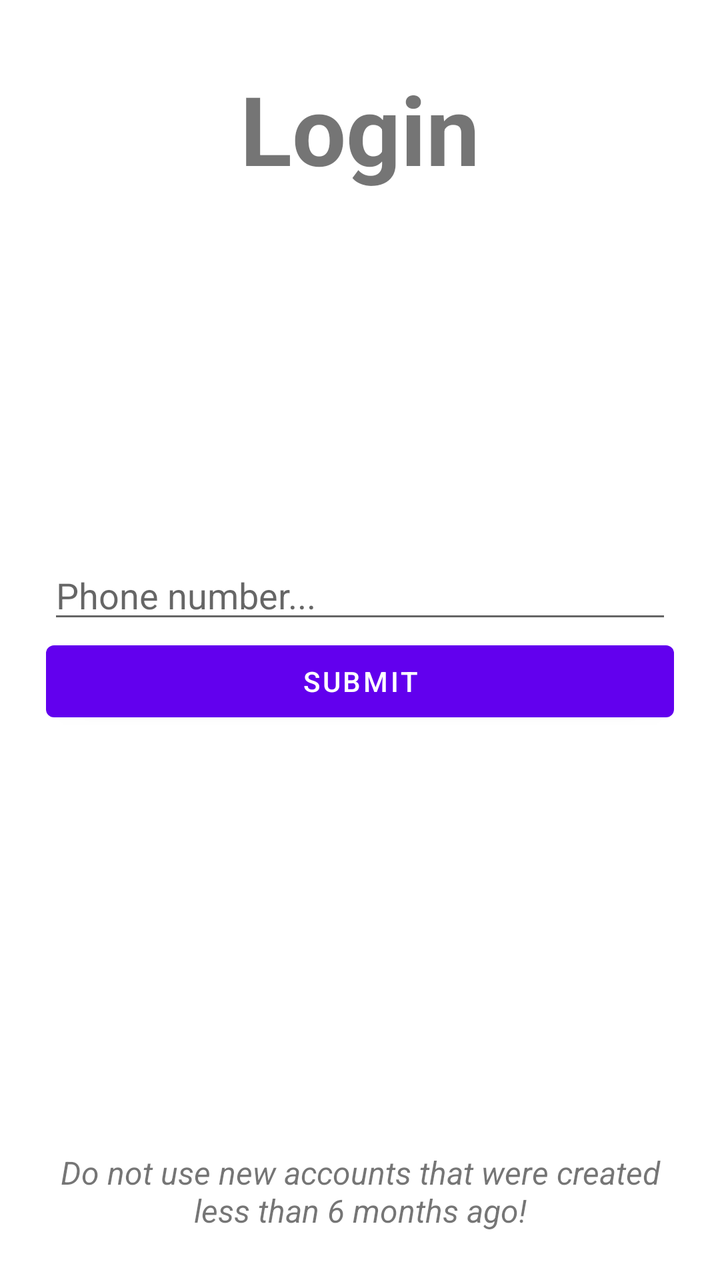
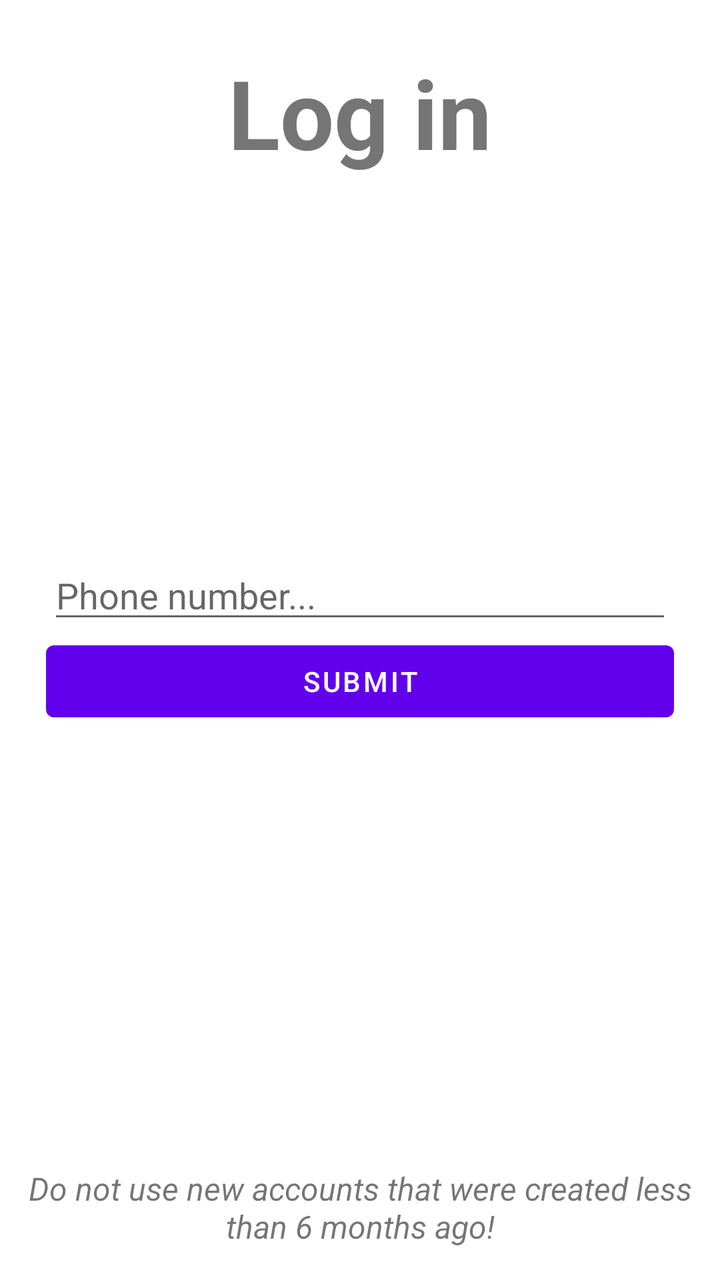

The first picture is an Android layout as it rendered before a commit; the second is the same layout after the commit. The layout source and the unified diff follow.
<!-- AndroidManifest.xml: fallback theme Theme.MaterialComponents.DayNight.NoActionBar -->
<!-- res/layout/login_phone.xml -->
<?xml version="1.0" encoding="utf-8"?>
<RelativeLayout xmlns:android="http://schemas.android.com/apk/res/android"
    android:orientation="vertical" android:layout_width="match_parent"
    android:layout_height="match_parent" android:gravity="center_horizontal">

    <TextView
        android:layout_width="wrap_content"
        android:layout_height="wrap_content"
        android:text="Login"
        android:textSize="48sp"
        android:textStyle="bold"
        android:layout_centerHorizontal="true"
        android:layout_marginTop="32dp"
        android:layout_marginBottom="58dp"/>

    <ProgressBar
        android:id="@+id/loginPhoneProgressBar"
        android:visibility="gone"
        android:layout_centerInParent="true"
        android:layout_width="wrap_content"
        android:layout_height="wrap_content"/>

    <LinearLayout
        android:id="@+id/loginPhoneNumberLayout"
        android:layout_width="match_parent"
        android:layout_height="wrap_content"
        android:orientation="vertical"
        android:visibility="visible"
        android:layout_centerVertical="true">
        <EditText
            android:maxLines="1"
            android:id="@+id/loginPhoneNumberEditText"
            android:layout_width="match_parent"
            android:layout_height="wrap_content"
            android:layout_marginLeft="24dp"
            android:layout_marginRight="24dp"
            android:hint="Phone number..."/>
        <Button
            android:id="@+id/loginPhoneNumberSubmitButton"
            android:layout_width="match_parent"
            android:layout_height="wrap_content"
            android:layout_marginLeft="23dp"
            android:layout_marginRight="23dp"
            android:text="Submit"/>
    </LinearLayout>

    <LinearLayout
        android:id="@+id/loginPhoneCaptchaLayout"
        android:layout_width="match_parent"
        android:layout_height="wrap_content"
        android:orientation="vertical"
        android:visibility="gone"
        android:layout_centerVertical="true">
        <ImageView
            android:id="@+id/loginPhoneCaptchaImageView"
            android:layout_width="match_parent"
            android:layout_height="72dp"
            android:background="@android:color/black"
            android:layout_marginBottom="8dp"
            android:layout_marginLeft="24dp"
            android:layout_marginRight="24dp" />
        <EditText
            android:maxLines="1"
            android:id="@+id/loginPhoneCaptchaEditText"
            android:layout_width="match_parent"
            android:layout_height="wrap_content"
            android:layout_marginLeft="24dp"
            android:layout_marginRight="24dp"
            android:hint="Captcha code..."/>
        <Button
            android:id="@+id/loginPhoneCaptchaSubmitButton"
            android:layout_width="match_parent"
            android:layout_height="wrap_content"
            android:layout_marginLeft="24dp"
            android:layout_marginRight="24dp"
            android:text="Submit"/>
    </LinearLayout>

    <LinearLayout
        android:id="@+id/loginPhoneCodeLayout"
        android:layout_width="match_parent"
        android:layout_height="wrap_content"
        android:orientation="vertical"
        android:visibility="gone"
        android:layout_centerVertical="true">
        <EditText
            android:maxLines="1"
            android:id="@+id/loginPhoneCodeEditText"
            android:layout_width="match_parent"
            android:layout_height="wrap_content"
            android:layout_marginLeft="24dp"
            android:layout_marginRight="24dp"
            android:hint="SMS code..."/>
        <Button
            android:id="@+id/loginPhoneCodeSubmitButton"
            android:layout_width="match_parent"
            android:layout_height="wrap_content"
            android:layout_marginLeft="24dp"
            android:layout_marginRight="24dp"
            android:text="Submit"/>

        <Button
            android:id="@+id/loginPhoneResendCodeButton"
            android:layout_width="match_parent"
            android:layout_height="wrap_content"
            android:layout_marginTop="24dp"
            android:layout_marginLeft="24dp"
            android:layout_marginRight="24dp"
            android:text="Resend code"/>
    </LinearLayout>

    <TextView
        android:layout_width="wrap_content"
        android:layout_height="wrap_content"
        android:text="Do not use new accounts that were created less than 6 months ago!"
        android:textSize="16sp"
        android:textStyle="italic"
        android:textAlignment="center"
        android:layout_alignParentBottom="true"
        android:layout_marginBottom="24dp"
        android:layout_marginLeft="24dp"
        android:layout_marginRight="24dp"/>

</RelativeLayout>
<!-- resources referenced by this layout -->
<resources>

</resources>

<!-- the commit's change to res/layout/login_phone.xml (unified diff, before → after) -->
@@ -6,12 +6,12 @@
     <TextView
         android:layout_width="wrap_content"
         android:layout_height="wrap_content"
-        android:text="Login"
+        android:text="Log in"
         android:textSize="48sp"
         android:textStyle="bold"
         android:layout_centerHorizontal="true"
-        android:layout_marginTop="32dp"
-        android:layout_marginBottom="58dp"/>
+        android:layout_alignParentTop="true"
+        android:layout_marginTop="24dp"/>
 
     <ProgressBar
         android:id="@+id/loginPhoneProgressBar"
@@ -115,10 +115,9 @@
         android:text="Do not use new accounts that were created less than 6 months ago!"
         android:textSize="16sp"
         android:textStyle="italic"
-        android:textAlignment="center"
+        android:gravity="center"
         android:layout_alignParentBottom="true"
-        android:layout_marginBottom="24dp"
-        android:layout_marginLeft="24dp"
-        android:layout_marginRight="24dp"/>
+        android:layout_marginBottom="12dp"
+        android:padding="4dp"/>
 
 </RelativeLayout>
